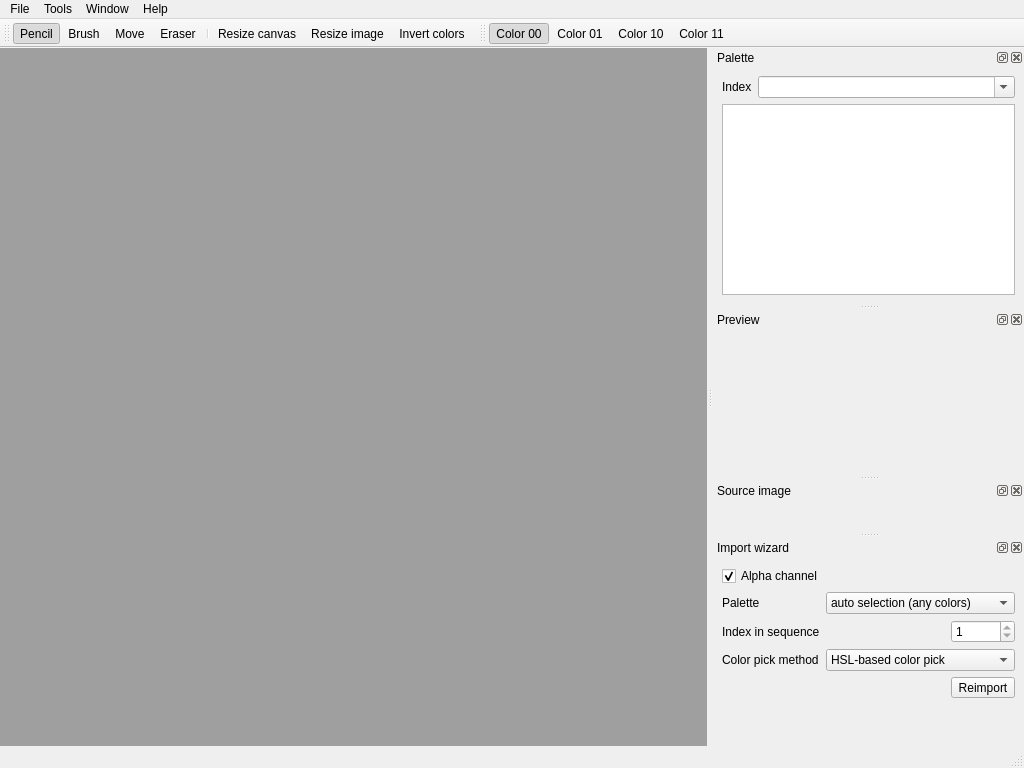
Qt form mainwindow.ui (mistificator/zx4pixelizer) before a commit.
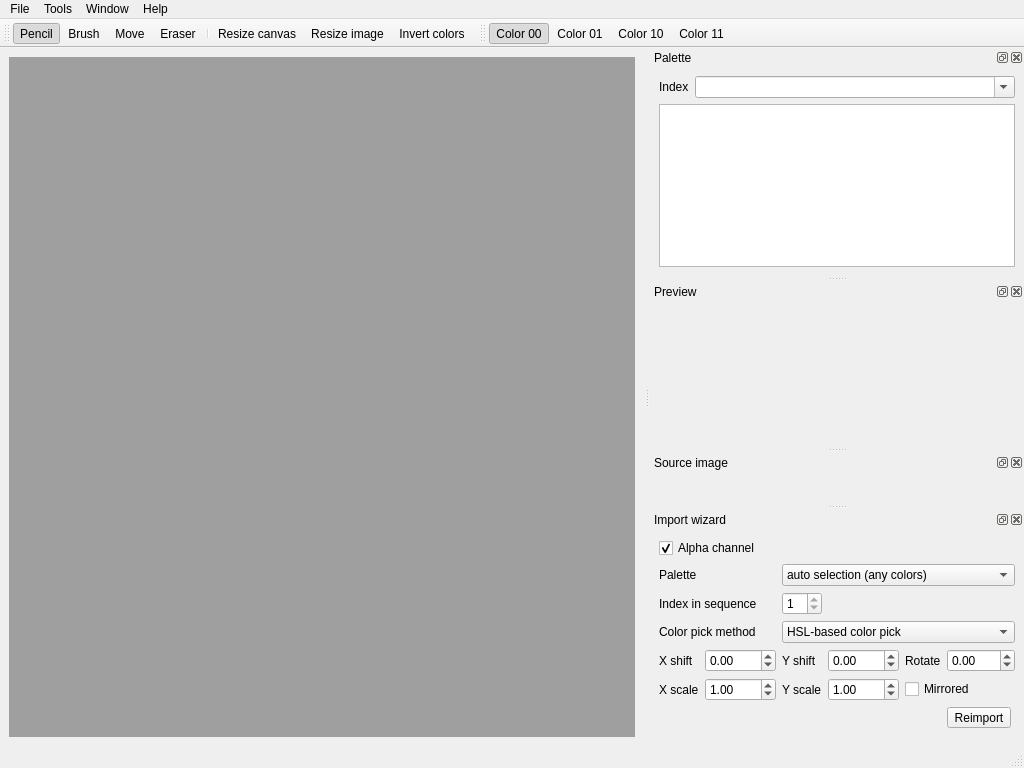
The same form after that commit. Icons and pictures are not drawn.

Commit message: Simple translations are partially working

```diff
--- a/mainwindow.ui
+++ b/mainwindow.ui
@@ -24,22 +24,7 @@
    </size>
   </property>
   <widget class="QWidget" name="centralwidget">
-   <layout class="QGridLayout" name="gridLayout_2">
-    <property name="leftMargin">
-     <number>0</number>
-    </property>
-    <property name="topMargin">
-     <number>0</number>
-    </property>
-    <property name="rightMargin">
-     <number>0</number>
-    </property>
-    <property name="bottomMargin">
-     <number>0</number>
-    </property>
-    <property name="spacing">
-     <number>0</number>
-    </property>
+   <layout class="QGridLayout" name="gridLayout_4">
     <item row="0" column="0">
      <widget class="QMdiArea" name="mdiArea">
       <property name="verticalScrollBarPolicy">
@@ -357,22 +342,8 @@
     <number>2</number>
    </attribute>
    <widget class="QWidget" name="dockWidgetContents_5">
-    <layout class="QGridLayout" name="gridLayout_6">
-     <item row="2" column="0">
-      <widget class="QLabel" name="label_3">
-       <property name="text">
-        <string>Index in sequence</string>
-       </property>
-      </widget>
-     </item>
-     <item row="1" column="0">
-      <widget class="QLabel" name="label">
-       <property name="text">
-        <string>Palette</string>
-       </property>
-      </widget>
-     </item>
-     <item row="5" column="2">
+    <layout class="QGridLayout" name="gridLayout_2">
+     <item row="7" column="3" colspan="2">
       <spacer name="verticalSpacer_2">
        <property name="orientation">
         <enum>Qt::Vertical</enum>
@@ -385,16 +356,46 @@
        </property>
       </spacer>
      </item>
-     <item row="4" column="2">
-      <widget class="QToolButton" name="importWizardApply">
-       <property name="layoutDirection">
-        <enum>Qt::LeftToRight</enum>
+     <item row="4" column="3">
+      <widget class="QDoubleSpinBox" name="yShift">
+       <property name="minimum">
+        <double>-192.000000000000000</double>
        </property>
-       <property name="text">
-        <string>Reimport</string>
+       <property name="maximum">
+        <double>192.000000000000000</double>
        </property>
       </widget>
      </item>
+     <item row="4" column="1">
+      <widget class="QDoubleSpinBox" name="xShift">
+       <property name="minimum">
+        <double>-256.000000000000000</double>
+       </property>
+       <property name="maximum">
+        <double>256.000000000000000</double>
+       </property>
+      </widget>
+     </item>
+     <item row="1" column="2" colspan="4">
+      <widget class="QComboBox" name="wizardPaletteBox">
+       <property name="sizePolicy">
+        <sizepolicy hsizetype="Expanding" vsizetype="Fixed">
+         <horstretch>0</horstretch>
+         <verstretch>0</verstretch>
+        </sizepolicy>
+       </property>
+       <item>
+        <property name="text">
+         <string>auto selection (any colors)</string>
+        </property>
+       </item>
+       <item>
+        <property name="text">
+         <string>current selection</string>
+        </property>
+       </item>
+      </widget>
+     </item>
      <item row="2" column="2">
       <widget class="QSpinBox" name="paletteNumberBox">
        <property name="minimum">
@@ -405,7 +406,7 @@
        </property>
       </widget>
      </item>
-     <item row="0" column="0" colspan="3">
+     <item row="0" column="0" colspan="2">
       <widget class="QCheckBox" name="alphaBox">
        <property name="toolTip">
         <string>&lt;html&gt;&lt;head/&gt;&lt;body&gt;&lt;p&gt;&lt;span style=&quot; color:#d69545;&quot;&gt;If checked ithen import tool will use alpha channel if image has it or pixel from left top corner as alpha channel chromakey&lt;/span&gt;&lt;/p&gt;&lt;/body&gt;&lt;/html&gt;</string>
@@ -418,27 +419,7 @@
        </property>
       </widget>
      </item>
-     <item row="1" column="1" colspan="2">
-      <widget class="QComboBox" name="wizardPaletteBox">
-       <property name="sizePolicy">
-        <sizepolicy hsizetype="Expanding" vsizetype="Fixed">
-         <horstretch>0</horstretch>
-         <verstretch>0</verstretch>
-        </sizepolicy>
-       </property>
-       <item>
-        <property name="text">
-         <string>auto selection (any colors)</string>
-        </property>
-       </item>
-       <item>
-        <property name="text">
-         <string>current selection</string>
-        </property>
-       </item>
-      </widget>
-     </item>
-     <item row="3" column="1" colspan="2">
+     <item row="3" column="2" colspan="4">
       <widget class="QComboBox" name="colorPickBox">
        <item>
         <property name="text">
@@ -462,13 +443,115 @@
        </item>
       </widget>
      </item>
-     <item row="3" column="0">
+     <item row="1" column="0">
+      <widget class="QLabel" name="label">
+       <property name="text">
+        <string>Palette</string>
+       </property>
+      </widget>
+     </item>
+     <item row="4" column="0">
+      <widget class="QLabel" name="label_6">
+       <property name="text">
+        <string>X shift</string>
+       </property>
+      </widget>
+     </item>
+     <item row="4" column="5">
+      <widget class="QDoubleSpinBox" name="rotate">
+       <property name="minimum">
+        <double>-360.000000000000000</double>
+       </property>
+       <property name="maximum">
+        <double>360.000000000000000</double>
+       </property>
+      </widget>
+     </item>
+     <item row="2" column="0" colspan="2">
+      <widget class="QLabel" name="label_3">
+       <property name="text">
+        <string>Index in sequence</string>
+       </property>
+      </widget>
+     </item>
+     <item row="4" column="2">
+      <widget class="QLabel" name="label_5">
+       <property name="text">
+        <string>Y shift</string>
+       </property>
+      </widget>
+     </item>
+     <item row="4" column="4">
+      <widget class="QLabel" name="label_7">
+       <property name="text">
+        <string>Rotate</string>
+       </property>
+      </widget>
+     </item>
+     <item row="3" column="0" colspan="2">
       <widget class="QLabel" name="label_4">
        <property name="text">
         <string>Color pick method</string>
        </property>
       </widget>
      </item>
+     <item row="6" column="5">
+      <widget class="QToolButton" name="importWizardApply">
+       <property name="layoutDirection">
+        <enum>Qt::LeftToRight</enum>
+       </property>
+       <property name="text">
+        <string>Reimport</string>
+       </property>
+      </widget>
+     </item>
+     <item row="5" column="0">
+      <widget class="QLabel" name="label_8">
+       <property name="text">
+        <string>X scale</string>
+       </property>
+      </widget>
+     </item>
+     <item row="5" column="1">
+      <widget class="QDoubleSpinBox" name="xScale">
+       <property name="minimum">
+        <double>0.010000000000000</double>
+       </property>
+       <property name="maximum">
+        <double>1000.000000000000000</double>
+       </property>
+       <property name="value">
+        <double>1.000000000000000</double>
+       </property>
+      </widget>
+     </item>
+     <item row="5" column="2">
+      <widget class="QLabel" name="label_9">
+       <property name="text">
+        <string>Y scale</string>
+       </property>
+      </widget>
+     </item>
+     <item row="5" column="3">
+      <widget class="QDoubleSpinBox" name="yScale">
+       <property name="minimum">
+        <double>0.010000000000000</double>
+       </property>
+       <property name="maximum">
+        <double>1000.000000000000000</double>
+       </property>
+       <property name="value">
+        <double>1.000000000000000</double>
+       </property>
+      </widget>
+     </item>
+     <item row="5" column="4" colspan="2">
+      <widget class="QCheckBox" name="mirrored">
+       <property name="text">
+        <string>Mirrored</string>
+       </property>
+      </widget>
+     </item>
     </layout>
    </widget>
   </widget>
```
The commit also changes 2 other files.
